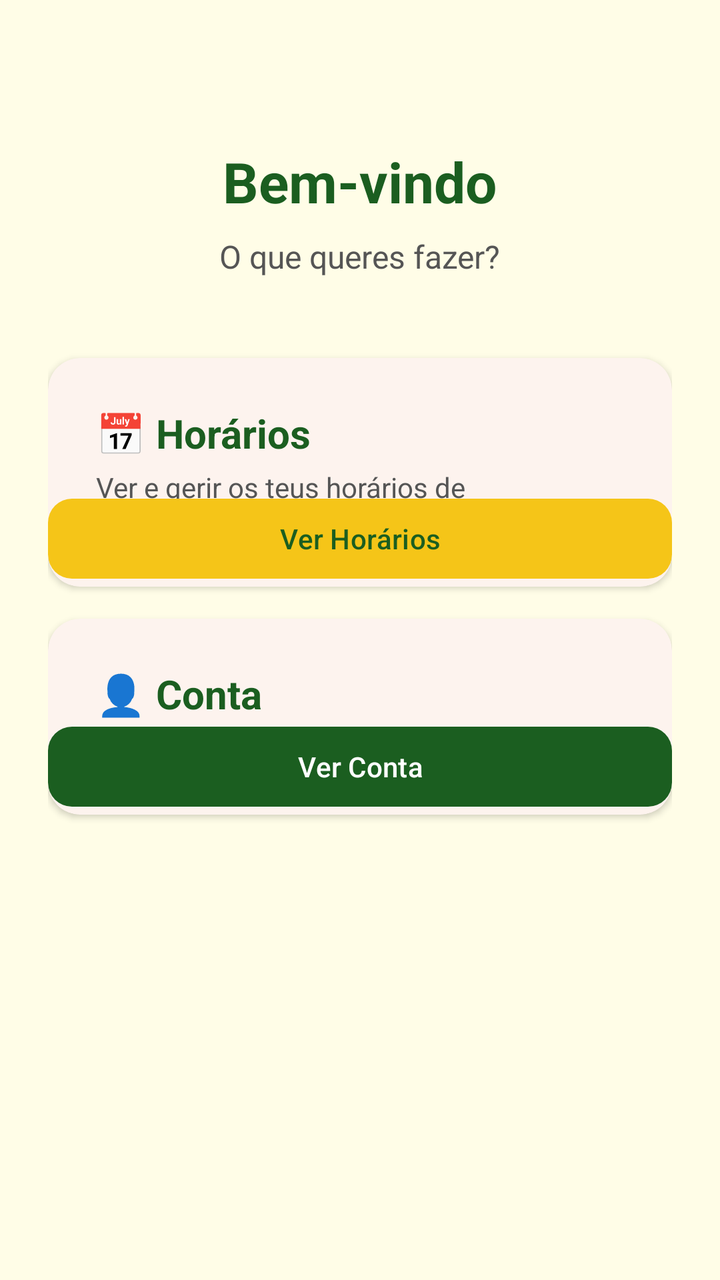
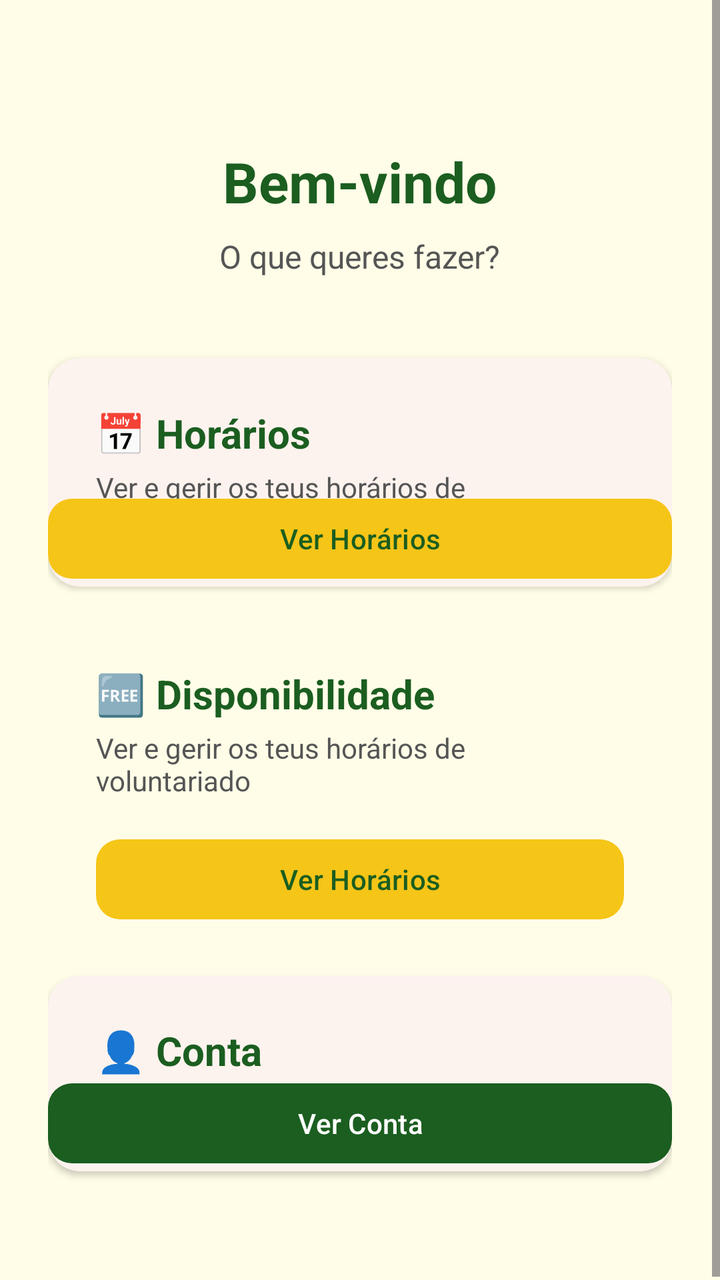

Before-and-after screenshots of an Android layout around one commit, followed by the original layout XML and the change that was made.
<!-- AndroidManifest.xml: application theme Theme.PrimeiraApp -->
<!-- res/layout/activity_home_page.xml -->
<ScrollView xmlns:android="http://schemas.android.com/apk/res/android"
    xmlns:app="http://schemas.android.com/apk/res-auto"
    xmlns:tools="http://schemas.android.com/tools"
    android:layout_width="match_parent"
    android:layout_height="match_parent"
    android:background="@color/background"
    android:fillViewport="true"
    tools:context=".HomePage">

    <LinearLayout
        android:layout_width="match_parent"
        android:layout_height="wrap_content"
        android:orientation="vertical"
        android:padding="24dp"
        android:gravity="center_horizontal">

        <TextView
            android:layout_width="wrap_content"
            android:layout_height="wrap_content"
            android:text="Bem-vindo"
            android:textSize="28sp"
            android:textStyle="bold"
            android:textColor="@color/text_primary"
            android:layout_marginTop="48dp" />

        <TextView
            android:layout_width="wrap_content"
            android:layout_height="wrap_content"
            android:text="O que queres fazer?"
            android:textSize="16sp"
            android:textColor="@color/text_secondary"
            android:layout_marginTop="8dp"
            android:layout_marginBottom="40dp" />

        <com.google.android.material.card.MaterialCardView
            android:layout_width="match_parent"
            android:layout_height="wrap_content"
            app:cardCornerRadius="16dp"
            app:cardElevation="2dp"
            app:strokeWidth="0dp"
            android:layout_marginBottom="16dp">

            <LinearLayout
                android:layout_width="match_parent"
                android:layout_height="wrap_content"
                android:orientation="vertical"
                android:padding="24dp"
                android:gravity="center_vertical">

                <TextView
                    android:layout_width="wrap_content"
                    android:layout_height="wrap_content"
                    android:text="📅 Horários"
                    android:textSize="20sp"
                    android:textStyle="bold"
                    android:textColor="@color/text_primary" />

                <TextView
                    android:layout_width="wrap_content"
                    android:layout_height="wrap_content"
                    android:text="Ver e gerir os teus horários de voluntariado"
                    android:textSize="14sp"
                    android:textColor="@color/text_secondary"
                    android:layout_marginTop="4dp" />

            </LinearLayout>

            <com.google.android.material.button.MaterialButton
                android:id="@+id/SchButton"
                android:layout_width="match_parent"
                android:layout_height="wrap_content"
                android:layout_gravity="bottom"
                android:text="Ver Horários"
                android:textSize="14sp"
                app:cornerRadius="12dp"
                app:backgroundTint="@color/primary"
                android:textColor="@color/on_primary"
                android:layout_marginTop="16dp" />

        </com.google.android.material.card.MaterialCardView>

        <com.google.android.material.card.MaterialCardView
            android:layout_width="match_parent"
            android:layout_height="wrap_content"
            app:cardCornerRadius="16dp"
            app:cardElevation="2dp"
            app:strokeWidth="0dp"
            android:layout_marginBottom="16dp">

            <LinearLayout
                android:layout_width="match_parent"
                android:layout_height="wrap_content"
                android:orientation="vertical"
                android:padding="24dp"
                android:gravity="center_vertical">

                <TextView
                    android:layout_width="wrap_content"
                    android:layout_height="wrap_content"
                    android:text="👤 Conta"
                    android:textSize="20sp"
                    android:textStyle="bold"
                    android:textColor="@color/text_primary" />

                <TextView
                    android:layout_width="wrap_content"
                    android:layout_height="wrap_content"
                    android:text="Gerir o teu perfil e dados pessoais"
                    android:textSize="14sp"
                    android:textColor="@color/text_secondary"
                    android:layout_marginTop="4dp" />

            </LinearLayout>

            <com.google.android.material.button.MaterialButton
                android:id="@+id/AccButton"
                android:layout_width="match_parent"
                android:layout_height="wrap_content"
                android:layout_gravity="bottom"
                android:text="Ver Conta"
                android:textSize="14sp"
                app:cornerRadius="12dp"
                app:backgroundTint="@color/secondary"
                android:textColor="@color/on_secondary"
                android:layout_marginTop="16dp" />

        </com.google.android.material.card.MaterialCardView>

    </LinearLayout>

</ScrollView>
<!-- resources referenced by this layout -->
<resources>
  <color name="background">#FFFDE7</color>
  <color name="on_primary">#1B5E20</color>
  <color name="on_secondary">#FFFFFF</color>
  <color name="primary">#F5C518</color>
  <color name="secondary">#1B5E20</color>
  <color name="text_primary">#1B5E20</color>
  <color name="text_secondary">#555555</color>
  <style name="Theme.PrimeiraApp" parent="Base.Theme.PrimeiraApp" />
  <style name="Base.Theme.PrimeiraApp" parent="Theme.Material3.DayNight.NoActionBar">
          <item name="colorPrimary">@color/primary</item>
          <item name="colorOnPrimary">@color/on_primary</item>
          <item name="colorPrimaryContainer">@color/primary_container</item>
          <item name="colorSecondary">@color/secondary</item>
          <item name="colorOnSecondary">@color/on_secondary</item>
          <item name="android:statusBarColor">@color/secondary</item>
          <item name="android:windowBackground">@color/background</item>
      </style>
  <color name="primary_container">#FFFDE7</color>
</resources>

<!-- the commit's change to res/layout/activity_home_page.xml (unified diff, before → after) -->
@@ -79,6 +79,44 @@
 
         </com.google.android.material.card.MaterialCardView>
 
+
+        <LinearLayout
+            android:layout_width="match_parent"
+            android:layout_height="wrap_content"
+            android:orientation="vertical"
+            android:padding="24dp"
+            android:gravity="center_vertical">
+
+            <TextView
+                android:layout_width="wrap_content"
+                android:layout_height="wrap_content"
+                android:text="🆓 Disponibilidade"
+                android:textSize="20sp"
+                android:textStyle="bold"
+                android:textColor="@color/text_primary" />
+
+            <TextView
+                android:layout_width="wrap_content"
+                android:layout_height="wrap_content"
+                android:text="Ver e gerir os teus horários de voluntariado"
+                android:textSize="14sp"
+                android:textColor="@color/text_secondary"
+                android:layout_marginTop="4dp" />
+
+            <com.google.android.material.button.MaterialButton
+                android:id="@+id/dispButton"
+                android:layout_width="match_parent"
+                android:layout_height="wrap_content"
+                android:layout_gravity="bottom"
+                android:text="Ver Horários"
+                android:textSize="14sp"
+                app:cornerRadius="12dp"
+                app:backgroundTint="@color/primary"
+                android:textColor="@color/on_primary"
+                android:layout_marginTop="16dp" />
+
+        </LinearLayout>
+
         <com.google.android.material.card.MaterialCardView
             android:layout_width="match_parent"
             android:layout_height="wrap_content"
@@ -126,6 +164,16 @@
 
         </com.google.android.material.card.MaterialCardView>
 
+        <com.google.android.material.card.MaterialCardView
+            android:layout_width="match_parent"
+            android:layout_height="wrap_content"
+            app:cardCornerRadius="16dp"
+            app:cardElevation="2dp"
+            app:strokeWidth="0dp"
+            android:layout_marginBottom="16dp" />
+
+
+
     </LinearLayout>
 
 </ScrollView>
